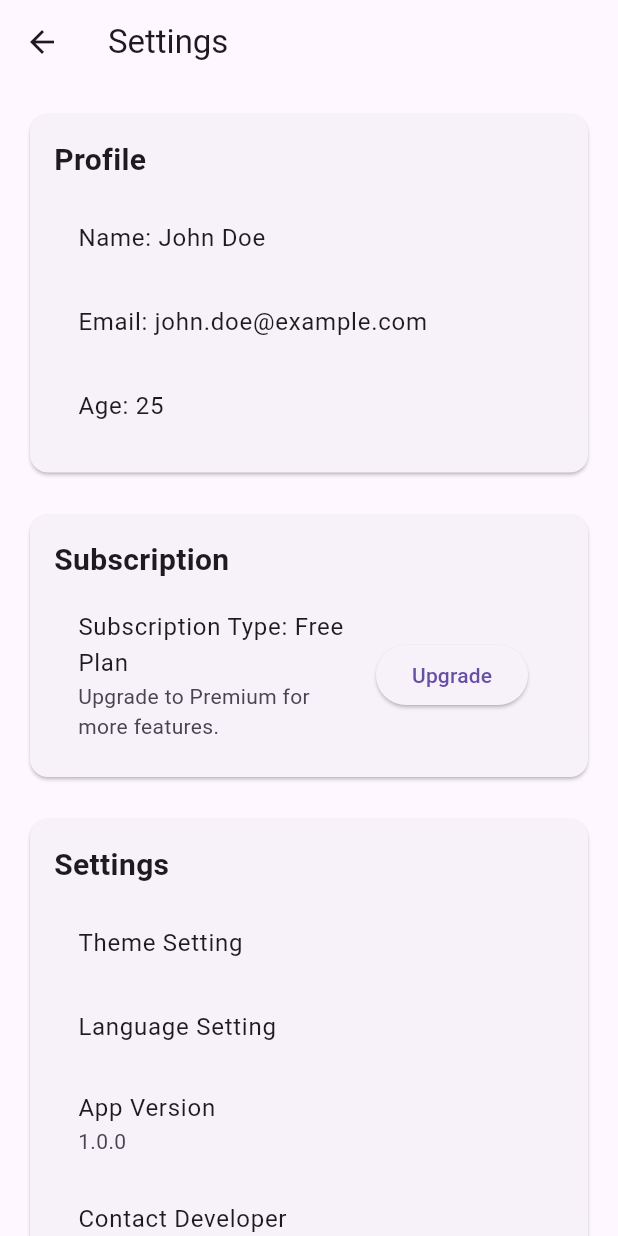
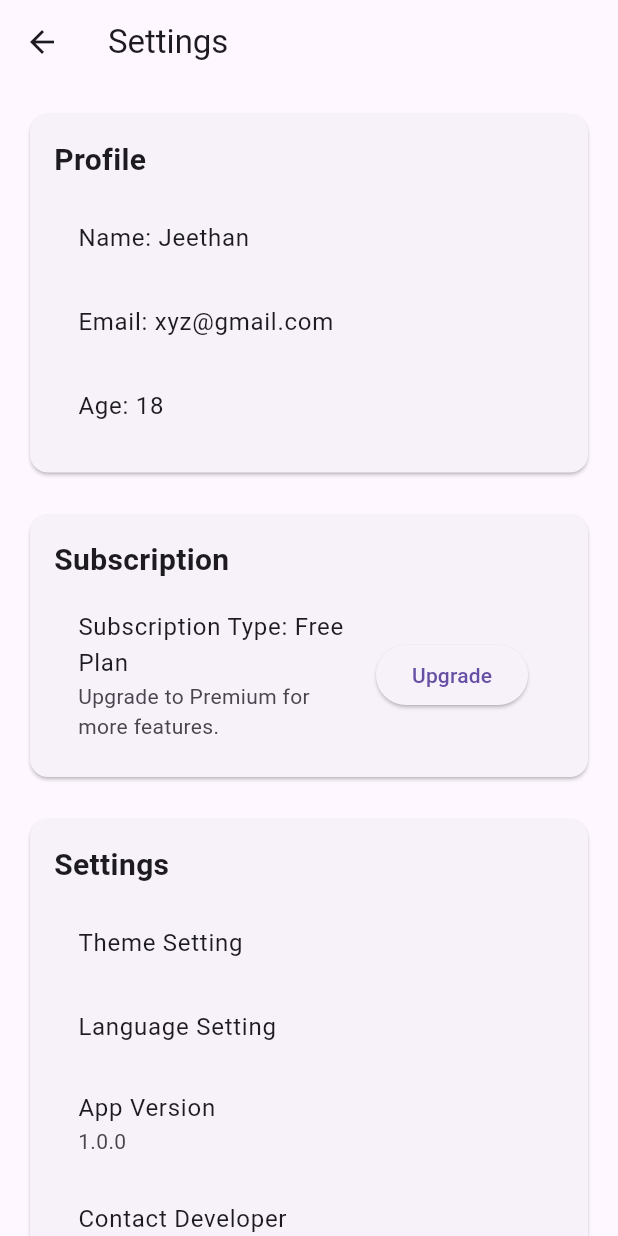
Before and after one commit to lalala967/asteroid, a Flutter app: the SettingsPage screen opened directly, on a phone screen of 412 x 824 dp. Run offline on Flutter 3.47's test engine with Material 3 defaults, Android fonts, the phone set to English and light mode, and no system bars; our stand-ins replace adaptive_theme, camera, shared_preferences; accounts and stored records are empty.

Commit message:
reverted to previous commit, that is not using global state management for now

```diff
--- a/visionmate2/lib/main.dart
+++ b/visionmate2/lib/main.dart
@@ -4,8 +4,7 @@ import 'package:adaptive_theme/adaptive_theme.dart';
 import 'screens/home_page.dart'; // Import your home page
 import 'screens/first_time_setup.dart'; // Import your first time setup page
 
-void main() async {
-  WidgetsFlutterBinding.ensureInitialized();
+void main() {
   runApp(const MyApp());
 }
 
--- a/visionmate2/lib/screens/first_time_setup.dart
+++ b/visionmate2/lib/screens/first_time_setup.dart
@@ -59,7 +59,6 @@ class _FirstTimeSetupState extends State<FirstTimeSetup> {
     await prefs.setBool('is_setup_complete', true);
 
     // Navigate to the home page
-    // ignore: use_build_context_synchronously
     Navigator.of(context).pushReplacement(
       MaterialPageRoute(builder: (context) => const HomePage()),
     );
--- a/visionmate2/lib/screens/settings_page.dart
+++ b/visionmate2/lib/screens/settings_page.dart
@@ -2,7 +2,9 @@ import 'package:flutter/material.dart';
 import 'package:adaptive_theme/adaptive_theme.dart';
 
 class SettingsPage extends StatelessWidget {
-  const SettingsPage({super.key});
+  const SettingsPage({
+    super.key,
+  });
 
   @override
   Widget build(BuildContext context) {
@@ -43,13 +45,13 @@ class SettingsPage extends StatelessWidget {
             ),
             SizedBox(height: 10),
             ListTile(
-              title: Text('Name: John Doe'),
+              title: Text('Name: Jeethan'),
             ),
             ListTile(
-              title: Text('Email: john.doe@example.com'),
+              title: Text('Email: xyz@gmail.com'),
             ),
             ListTile(
-              title: Text('Age: 25'),
+              title: Text('Age: 18'),
             ),
           ],
         ),
```
